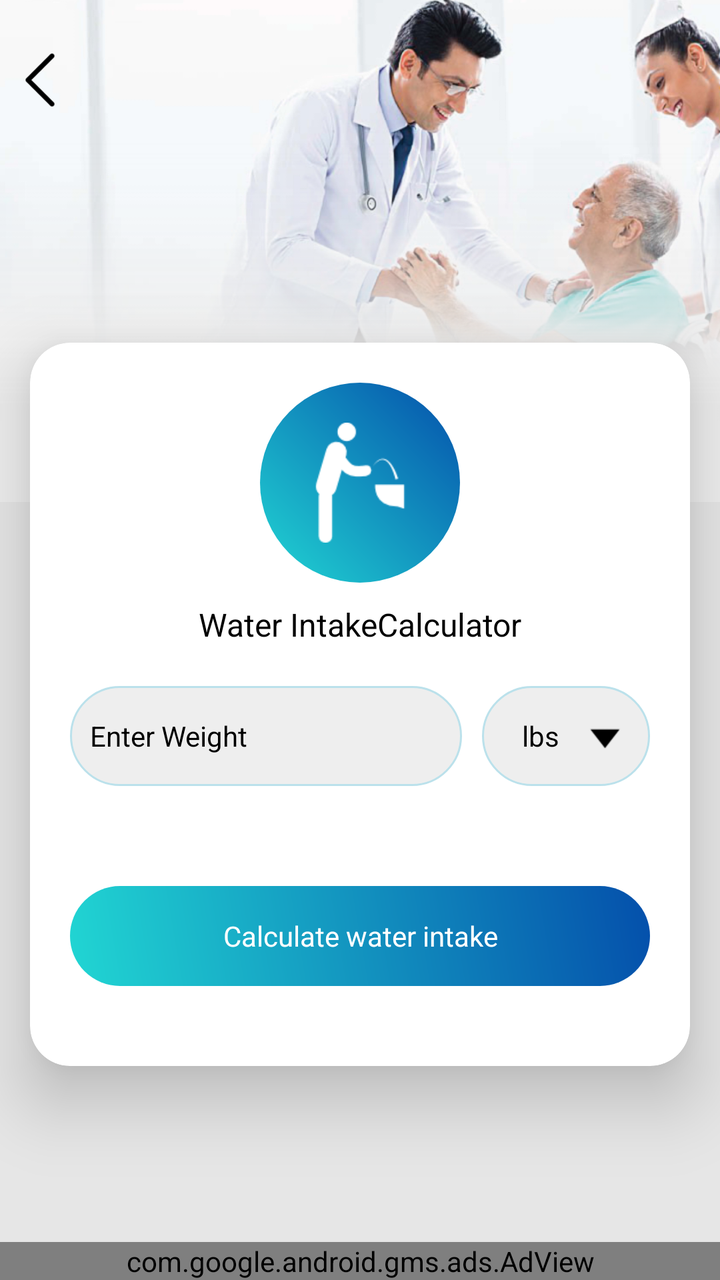
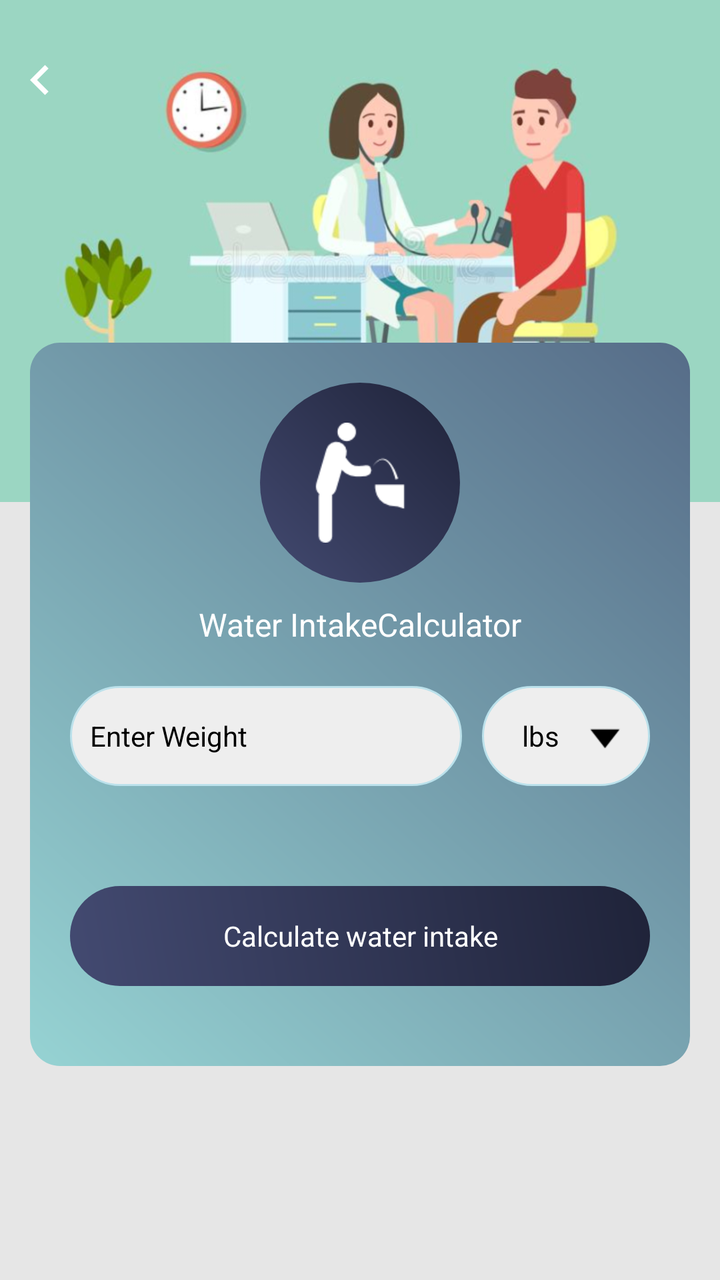

Two renders of the same Android screen: before a commit and after it. Below are the layout's source before the change and the commit's diff.
<!-- AndroidManifest.xml: application theme AppTheme -->
<!-- res/layout/waterintake_calculator.xml -->
<?xml version="1.0" encoding="utf-8"?>
<RelativeLayout xmlns:android="http://schemas.android.com/apk/res/android"
    xmlns:aapt="http://schemas.android.com/aapt"
    xmlns:app="http://schemas.android.com/apk/res-auto"
    android:layout_width="match_parent"
    android:layout_height="match_parent"
    android:background="@color/gray_color">

    <RelativeLayout
        android:id="@+id/banner"
        android:layout_width="match_parent"
        android:layout_height="wrap_content"
        android:background="@mipmap/calculator_banner_2">

    </RelativeLayout>
    <ImageView
        android:id="@+id/iv_back"
        android:layout_width="40dp"
        android:layout_height="40dp"
        android:layout_alignParentLeft="true"
        android:layout_alignParentTop="true"
        android:layout_marginTop="20dp"
        android:padding="5dp"
        android:src="@mipmap/left_arrow" />



    <androidx.cardview.widget.CardView
        android:id="@+id/cardviewone"
        android:layout_marginBottom="60dp"
        android:layout_width="match_parent"
        android:layout_height="wrap_content"
        android:layout_marginLeft="@dimen/text_15"
        android:layout_below="@+id/banner"
        android:layout_marginTop="-80dp"
        android:layout_marginRight="@dimen/text_15"
        android:orientation="horizontal"
        app:cardCornerRadius="20dp"
        app:cardElevation="20dip">


  
    <ScrollView
        android:layout_width="match_parent"
        android:layout_height="match_parent"
        android:layout_above="@+id/ad_layout"
        android:layout_below="@+id/tv_water_intake">

        <LinearLayout
            android:layout_width="match_parent"
            android:layout_height="wrap_content"
            android:layout_centerInParent="true"
            android:layout_margin="20dp"
            android:orientation="vertical">


            <RelativeLayout
                android:layout_width="match_parent"
                android:layout_above="@+id/cardviewone"

                android:layout_height="wrap_content">
                <RelativeLayout
                    android:id="@+id/rel12"
                    android:layout_width="100dp"
                    android:layout_centerInParent="true"
                    android:background="@drawable/a3_grad"
                    android:layout_height="100dp">

                    <ImageView
                        android:id="@+id/iv_water_intake"
                        android:layout_width="60dp"
                        android:layout_height="60dp"
                        android:layout_centerHorizontal="true"
                        android:layout_centerInParent="true"
                        android:src="@drawable/img_daily_water_intake" />
                </RelativeLayout>
            </RelativeLayout>


            <TextView
                android:id="@+id/tv_water_intake"
                android:layout_width="match_parent"
                android:layout_height="wrap_content"
                android:layout_below="@+id/rel12"
                android:textAlignment="center"
                android:layout_centerHorizontal="true"
                android:layout_margin="10dp"
                android:text="@string/Water_IntakeCalculator"
                android:textColor="@color/black"
                android:textSize="@dimen/textsize_16" />


            <LinearLayout
                android:id="@+id/llbodyfat"
                android:layout_width="match_parent"
                android:layout_height="50dp"
                android:layout_marginTop="10dp"
                android:orientation="horizontal">

                <EditText
                    android:id="@+id/et_weight"
                    android:layout_width="0dp"
                    android:layout_height="match_parent"
                    android:layout_weight="7"
                    android:background="@drawable/corner2"
                    android:gravity="fill"
                    android:hint="@string/Enter_Weight"
                    android:imeOptions="actionDone"
                    android:inputType="numberDecimal"
                    android:paddingLeft="10dp"
                    android:textColor="@color/black"
                    android:textColorHint="@color/black"
                    android:textSize="@dimen/textsize_14" />

                <TextView
                    android:id="@+id/tv_weight"
                    android:layout_width="0dp"
                    android:layout_height="match_parent"
                    android:layout_marginLeft="10dp"
                    android:layout_weight="3"
                    android:background="@drawable/corner2"
                    android:drawableRight="@mipmap/down"
                    android:gravity="center"
                    android:padding="10dp"
                    android:text="@string/lbs"
                    android:textColor="@color/black"
                    android:textColorHint="@color/black"
                    android:textSize="@dimen/textsize_14" />
            </LinearLayout>

            <TextView
                android:id="@+id/tv_calculate_waterintake"
                android:layout_width="match_parent"
                android:layout_height="50dp"
                android:layout_marginTop="50dp"
                android:layout_marginBottom="20dp"
                android:background="@drawable/a3_grad"
                android:gravity="center"
                android:text="@string/Calculate_water_intake"
                android:textColor="@color/white"
                android:textColorHint="@color/white"
                android:textSize="@dimen/textsize_14" />
        </LinearLayout>
    </ScrollView>
    
    </androidx.cardview.widget.CardView>

    <include
        android:id="@+id/ad_layout"
        layout="@layout/native_ad"
        android:layout_width="match_parent"
        android:layout_height="wrap_content"
        android:layout_alignParentLeft="true"
        android:layout_alignParentBottom="true"
        android:layout_gravity="top|center_vertical|center_horizontal|center" />
</RelativeLayout>
<!-- res/layout/native_ad.xml (included above) -->
<?xml version="1.0" encoding="utf-8"?>
<LinearLayout xmlns:android="http://schemas.android.com/apk/res/android"
    xmlns:aapt="http://schemas.android.com/aapt"
    xmlns:app="http://schemas.android.com/apk/res-auto"
    android:layout_width="match_parent"
    android:layout_height="wrap_content"
    android:orientation="vertical">

    <com.google.android.gms.ads.AdView
        android:id="@+id/adView"
        android:layout_width="match_parent"
        android:layout_height="wrap_content"
        android:layout_above="@+id/ll_footer_menu"
        app:adSize="BANNER"
        app:adUnitId="@string/banner_ad" />
</LinearLayout>
<!-- resources referenced by this layout -->
<resources>
  <color name="black">#000000</color>
  <color name="gray_color">#E6E6E6</color>
  <color name="white">#ffffff</color>
  <dimen name="text_15">15sp</dimen>
  <dimen name="textsize_14">14sp</dimen>
  <dimen name="textsize_16">16sp</dimen>
  <!-- drawable a3_grad (drawable) -->
  <?xml version="1.0" encoding="utf-8"?>
  <shape xmlns:android="http://schemas.android.com/apk/res/android">
      <gradient
          android:angle="225"
          android:endColor="#21d6d3"
          android:startColor="#044fab" />
  
      <corners android:radius="200dp"/>
      
  </shape>
  <!-- drawable corner2 (drawable) -->
  <?xml version="1.0" encoding="utf-8"?>
  <shape xmlns:android="http://schemas.android.com/apk/res/android"
      android:shape="rectangle">
  
  
      <stroke
          android:width="1dp"
          android:color="#BBE1EB"/>
  
      <corners android:radius="200dp"/>
  
      <solid
          android:color="#EEEEEE"/>
  
  </shape>
  <!-- drawable img_daily_water_intake: png bitmap (drawable, 1118 bytes) -->
  <!-- mipmap calculator_banner_2: png bitmap (mipmap-xhdpi, 230774 bytes) -->
  <!-- mipmap down: png bitmap (mipmap-xhdpi, 325 bytes) -->
  <!-- mipmap left_arrow: png bitmap (mipmap-xhdpi, 499 bytes) -->
  <string name="Calculate_water_intake">Calculate water intake</string>
  <string name="Enter_Weight">Enter Weight</string>
  <string name="Water_IntakeCalculator">Water IntakeCalculator</string>
  <string name="banner_ad">ca-app-pub-3940256099942544/6300978111</string>
  <string name="lbs">lbs</string>
  <style name="AppTheme" parent="Theme.AppCompat.Light.DarkActionBar">
          
          <item name="colorPrimary">@color/colorPrimary</item>
          <item name="colorPrimaryDark">@color/colorPrimaryDark</item>
          <item name="colorAccent">@color/colorAccent</item>
      </style>
  <color name="colorPrimary">#36D1DC</color>
  <color name="colorPrimaryDark">#044fab</color>
  <color name="colorAccent">#03DAC5</color>
</resources>

<!-- the commit's change to res/layout/waterintake_calculator.xml (unified diff, before → after) -->
@@ -21,11 +21,11 @@
         android:layout_alignParentTop="true"
         android:layout_marginTop="20dp"
         android:padding="5dp"
-        android:src="@mipmap/left_arrow" />
+        android:src="@drawable/ic_chevron_left_white_24dp" />
 
 
 
-    <androidx.cardview.widget.CardView
+    <LinearLayout
         android:id="@+id/cardviewone"
         android:layout_marginBottom="60dp"
         android:layout_width="match_parent"
@@ -35,15 +35,15 @@
         android:layout_marginTop="-80dp"
         android:layout_marginRight="@dimen/text_15"
         android:orientation="horizontal"
-        app:cardCornerRadius="20dp"
+        android:background="@drawable/a2_grad_black"
         app:cardElevation="20dip">
 
 
-  
+
     <ScrollView
         android:layout_width="match_parent"
         android:layout_height="match_parent"
-        android:layout_above="@+id/ad_layout"
+        android:layout_above="@+id/normal_ad_include"
         android:layout_below="@+id/tv_water_intake">
 
         <LinearLayout
@@ -86,7 +86,7 @@
                 android:layout_centerHorizontal="true"
                 android:layout_margin="10dp"
                 android:text="@string/Water_IntakeCalculator"
-                android:textColor="@color/black"
+                android:textColor="@color/white"
                 android:textSize="@dimen/textsize_16" />
 
 
@@ -143,31 +143,13 @@
         </LinearLayout>
     </ScrollView>
     
-    </androidx.cardview.widget.CardView>
+    </LinearLayout>
 
-    <include
-        android:id="@+id/ad_layout"
-        layout="@layout/native_ad"
+
+    <LinearLayout
+        android:id="@+id/normal_ad_include"
         android:layout_width="match_parent"
         android:layout_height="wrap_content"
-        android:layout_alignParentLeft="true"
-        android:layout_alignParentBottom="true"
-        android:layout_gravity="top|center_vertical|center_horizontal|center" />
+        android:orientation="vertical"
+        android:layout_alignParentBottom="true"/>
 </RelativeLayout>
-<!-- res/layout/native_ad.xml (included above) -->
-<?xml version="1.0" encoding="utf-8"?>
-<LinearLayout xmlns:android="http://schemas.android.com/apk/res/android"
-    xmlns:aapt="http://schemas.android.com/aapt"
-    xmlns:app="http://schemas.android.com/apk/res-auto"
-    android:layout_width="match_parent"
-    android:layout_height="wrap_content"
-    android:orientation="vertical">
-
-    <com.google.android.gms.ads.AdView
-        android:id="@+id/adView"
-        android:layout_width="match_parent"
-        android:layout_height="wrap_content"
-        android:layout_above="@+id/ll_footer_menu"
-        app:adSize="BANNER"
-        app:adUnitId="@string/banner_ad" />
-</LinearLayout>
<!-- resource entries referenced after the edit -->
@@ -6,16 +6,27 @@
   <dimen name="text_15">15sp</dimen>
   <dimen name="textsize_14">14sp</dimen>
   <dimen name="textsize_16">16sp</dimen>
-  <!-- drawable a3_grad (drawable) -->
+  <!-- drawable a2_grad_black (drawable) -->
   <?xml version="1.0" encoding="utf-8"?>
   <shape xmlns:android="http://schemas.android.com/apk/res/android">
       <gradient
           android:angle="225"
-          android:endColor="#21d6d3"
-          android:startColor="#044fab" />
+          android:endColor="#96D3D3"
+          android:startColor="#566C88" />
   
-      <corners android:radius="200dp"/>
-      
+      <corners android:radius="15dp"/>
+  
+  </shape>
+  <!-- drawable a3_grad (drawable) -->
+  <?xml version="1.0" encoding="utf-8"?>
+  <shape xmlns:android="http://schemas.android.com/apk/res/android">
+  <gradient
+      android:angle="225"
+      android:endColor="#434A71"
+      android:startColor="#1F2339" />
+  
+  <corners android:radius="200dp"/>
+  
   </shape>
   <!-- drawable corner2 (drawable) -->
   <?xml version="1.0" encoding="utf-8"?>
@@ -33,14 +44,18 @@
           android:color="#EEEEEE"/>
   
   </shape>
+  <!-- drawable ic_chevron_left_white_24dp (drawable) -->
+  <vector android:height="24dp" android:tint="#FFFFFF"
+      android:viewportHeight="24" android:viewportWidth="24"
+      android:width="24dp" xmlns:android="http://schemas.android.com/apk/res/android">
+      <path android:fillColor="@android:color/white" android:pathData="M15.41,7.41L14,6l-6,6 6,6 1.41,-1.41L10.83,12z"/>
+  </vector>
   <!-- drawable img_daily_water_intake: png bitmap (drawable, 1118 bytes) -->
-  <!-- mipmap calculator_banner_2: png bitmap (mipmap-xhdpi, 230774 bytes) -->
+  <!-- mipmap calculator_banner_2: png bitmap (mipmap-xhdpi, 192739 bytes) -->
   <!-- mipmap down: png bitmap (mipmap-xhdpi, 325 bytes) -->
-  <!-- mipmap left_arrow: png bitmap (mipmap-xhdpi, 499 bytes) -->
   <string name="Calculate_water_intake">Calculate water intake</string>
   <string name="Enter_Weight">Enter Weight</string>
   <string name="Water_IntakeCalculator">Water IntakeCalculator</string>
-  <string name="banner_ad">ca-app-pub-3940256099942544/6300978111</string>
   <string name="lbs">lbs</string>
   <style name="AppTheme" parent="Theme.AppCompat.Light.DarkActionBar">
           
@@ -48,8 +63,8 @@
           <item name="colorPrimaryDark">@color/colorPrimaryDark</item>
           <item name="colorAccent">@color/colorAccent</item>
       </style>
-  <color name="colorPrimary">#36D1DC</color>
-  <color name="colorPrimaryDark">#044fab</color>
-  <color name="colorAccent">#03DAC5</color>
+  <color name="colorPrimary">#434A71</color>
+  <color name="colorPrimaryDark">#1F2339</color>
+  <color name="colorAccent">#1F2339</color>
 </resources>
 
